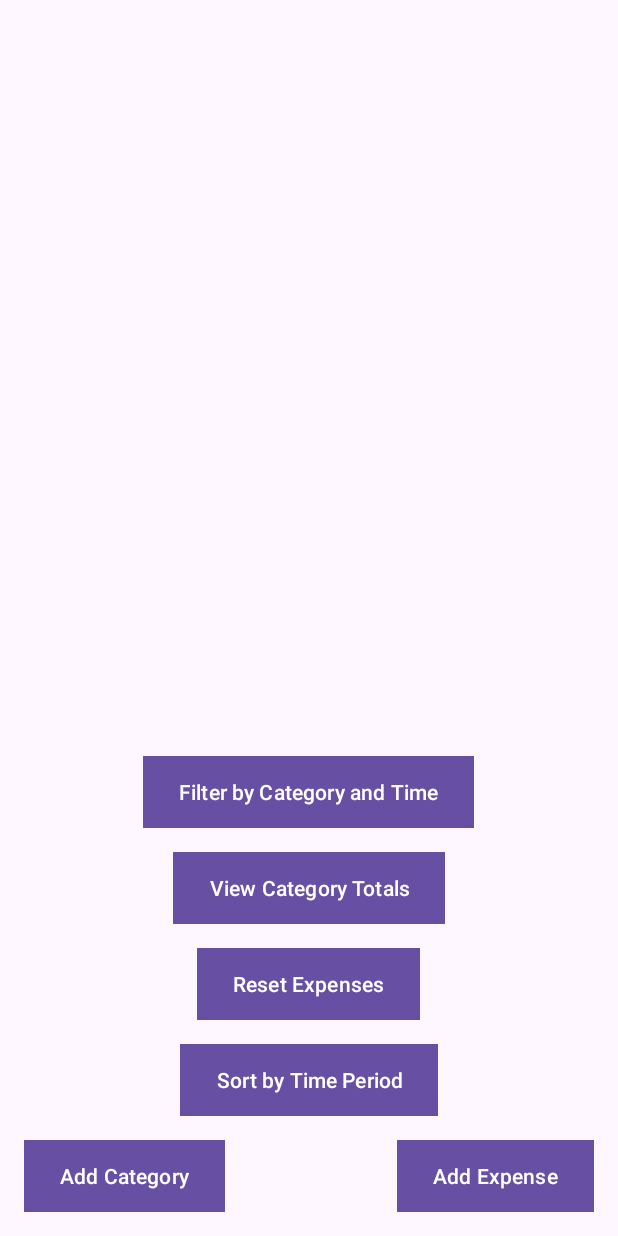
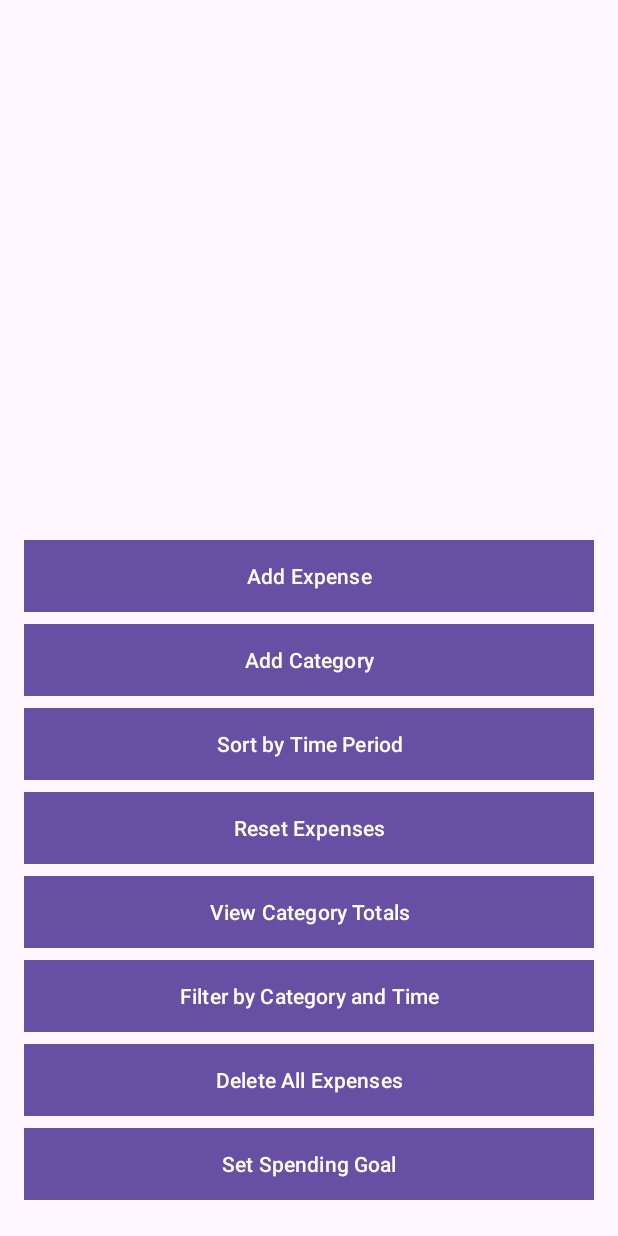
Before and after one commit to ST10256115/BudgetTrackerApp, an Android app: the MainActivity screen opened directly, with no data from a screen before it, on a phone screen of 412 x 824 dp. Run offline under Robolectric (Android 15) with nearby library versions, the phone set to English and light mode, and no system bars; our stand-ins replace Room's generated code.

Commit message:
almost finished app

```diff
--- a/app/src/main/java/vcmsa/projects/budgettrackerapp/AppDatabase.kt
+++ b/app/src/main/java/vcmsa/projects/budgettrackerapp/AppDatabase.kt
@@ -5,7 +5,7 @@ import androidx.room.RoomDatabase
 
 @Database(
     entities = [ExpenseEntity::class, CategoryEntity::class, SpendingGoalEntity::class], // Added SpendingGoalEntity
-    version = 3, // Bumped version from 2 to 3
+    version = 3,
     exportSchema = false
 )
 abstract class AppDatabase : RoomDatabase() {
--- a/app/src/main/java/vcmsa/projects/budgettrackerapp/ExpenseDao.kt
+++ b/app/src/main/java/vcmsa/projects/budgettrackerapp/ExpenseDao.kt
@@ -28,4 +28,8 @@ interface ExpenseDao {
             "WHERE e.date BETWEEN :startDate AND :endDate " +
             "GROUP BY c.name")
     suspend fun getTotalAmountByCategory(startDate: String, endDate: String): List<CategoryTotal>
+
+    @Query("DELETE FROM expenses")
+    suspend fun deleteAllExpenses()
+
 }
--- a/app/src/main/java/vcmsa/projects/budgettrackerapp/MainActivity.kt
+++ b/app/src/main/java/vcmsa/projects/budgettrackerapp/MainActivity.kt
@@ -27,45 +27,51 @@ class MainActivity : AppCompatActivity() {
         expenseAdapter = ExpenseAdapter(emptyList())
         recyclerView.adapter = expenseAdapter
 
-        // Observe the expenses LiveData
         expenseViewModel.expenses.observe(this, Observer { expenses ->
+            if (expenses.isEmpty()) {
+                Toast.makeText(this, "No expenses found", Toast.LENGTH_SHORT).show()
+            } else {
+                Toast.makeText(this, "Loaded ${expenses.size} expenses", Toast.LENGTH_SHORT).show()
+                expenses.forEach {
+                    println("Expense Loaded -> Description: ${it.description}, Amount: ${it.amount}, Date: ${it.date}")
+                }
+            }
             expenseAdapter.updateExpenses(expenses)
         })
 
-        // Load all expenses initially
         expenseViewModel.getAllExpenses()
 
-        val btnAddExpense: Button = findViewById(R.id.btnAddExpense)
-        btnAddExpense.setOnClickListener {
-            val intent = Intent(this, NewExpenseActivity::class.java)
-            startActivity(intent)
+        findViewById<Button>(R.id.btnAddExpense).setOnClickListener {
+            startActivity(Intent(this, NewExpenseActivity::class.java))
         }
 
-        val btnAddCategory: Button = findViewById(R.id.btnAddCategory)
-        btnAddCategory.setOnClickListener {
-            val intent = Intent(this, NewCategoryActivity::class.java)
-            startActivity(intent)
+        findViewById<Button>(R.id.btnAddCategory).setOnClickListener {
+            startActivity(Intent(this, NewCategoryActivity::class.java))
         }
 
-        val btnSortByTimePeriod: Button = findViewById(R.id.btnSortByTimePeriod)
-        btnSortByTimePeriod.setOnClickListener {
+        findViewById<Button>(R.id.btnSortByTimePeriod).setOnClickListener {
             showDateRangeDialog()
         }
 
-        val btnResetExpenses: Button = findViewById(R.id.btnResetExpenses)
-        btnResetExpenses.setOnClickListener {
+        findViewById<Button>(R.id.btnResetExpenses).setOnClickListener {
             expenseViewModel.getAllExpenses()
             Toast.makeText(this, "Showing all expenses", Toast.LENGTH_SHORT).show()
         }
 
-        val btnViewCategoryTotals: Button = findViewById(R.id.btnViewCategoryTotals)
-        btnViewCategoryTotals.setOnClickListener {
+        findViewById<Button>(R.id.btnViewCategoryTotals).setOnClickListener {
             showCategoryTotalsDialog()
         }
 
-        val btnFilterByCategoryAndTime: Button = findViewById(R.id.btnFilterByCategoryAndTime)
-        btnFilterByCategoryAndTime.setOnClickListener {
+        findViewById<Button>(R.id.btnFilterByCategoryAndTime).setOnClickListener {
             showCategoryAndTimeDialog()
+        }
+
+        findViewById<Button>(R.id.btnSetSpendingGoal).setOnClickListener {
+            startActivity(Intent(this, SetSpendingGoalActivity::class.java))
+        }
+
+        findViewById<Button>(R.id.btnDeleteAllExpenses).setOnClickListener {
+            showConfirmDeleteDialog()
         }
     }
 
@@ -112,7 +118,6 @@ class MainActivity : AppCompatActivity() {
             }
         }
 
-        // Fetch totals from 2000 to 2099 to include everything
         expenseViewModel.getTotalByCategory("2000-01-01 00:00:00", "2099-12-31 23:59:59")
     }
 
@@ -131,12 +136,20 @@ class MainActivity : AppCompatActivity() {
                 val endDate = editEndDate.text.toString()
 
                 if (categoryName.isNotEmpty() && startDate.isNotEmpty() && endDate.isNotEmpty()) {
-                    // Filter manually after fetching expenses
                     expenseViewModel.getExpensesBetweenDates(startDate, endDate)
 
                     expenseViewModel.expenses.observe(this) { expenses ->
-                        val filtered = expenses.filter { it.categoryId.toString() == categoryName }
-                        expenseAdapter.updateExpenses(filtered)
+                        expenseViewModel.categories.observe(this) { categories ->
+                            val matchedCategory = categories.find { it.name.equals(categoryName, ignoreCase = true) }
+                            val matchedCategoryId = matchedCategory?.id
+
+                            if (matchedCategoryId != null) {
+                                val filteredExpenses = expenses.filter { it.categoryId == matchedCategoryId }
+                                expenseAdapter.updateExpenses(filteredExpenses)
+                            } else {
+                                Toast.makeText(this, "No matching category found.", Toast.LENGTH_SHORT).show()
+                            }
+                        }
                     }
                 } else {
                     Toast.makeText(this, "Please enter all fields.", Toast.LENGTH_SHORT).show()
@@ -147,4 +160,18 @@ class MainActivity : AppCompatActivity() {
 
         dialog.show()
     }
+
+    private fun showConfirmDeleteDialog() {
+        val dialog = AlertDialog.Builder(this)
+            .setTitle("Delete All Expenses")
+            .setMessage("Are you sure you want to delete ALL expenses? This action cannot be undone.")
+            .setPositiveButton("Yes") { _, _ ->
+                expenseViewModel.deleteAllExpenses()
+                Toast.makeText(this, "All expenses deleted successfully!", Toast.LENGTH_SHORT).show()
+            }
+            .setNegativeButton("No", null)
+            .create()
+
+        dialog.show()
+    }
 }
--- a/app/src/main/res/layout/activity_main.xml
+++ b/app/src/main/res/layout/activity_main.xml
@@ -15,78 +15,88 @@
             android:layout_width="match_parent"
             android:layout_height="0dp"
             android:layout_weight="1" />
+
+        <!-- All buttons neatly in one vertical stack -->
+        <LinearLayout
+            android:layout_width="match_parent"
+            android:layout_height="wrap_content"
+            android:orientation="vertical"
+            android:gravity="center_horizontal"
+            android:layout_marginTop="16dp">
+
+            <Button
+                android:id="@+id/btnAddExpense"
+                android:layout_width="match_parent"
+                android:layout_height="wrap_content"
+                android:layout_marginBottom="8dp"
+                android:text="Add Expense"
+                android:background="@color/black"
+                android:textColor="#FFFFFF" />
+
+            <Button
+                android:id="@+id/btnAddCategory"
+                android:layout_width="match_parent"
+                android:layout_height="wrap_content"
+                android:layout_marginBottom="8dp"
+                android:text="Add Category"
+                android:background="@color/black"
+                android:textColor="#FFFFFF" />
+
+            <Button
+                android:id="@+id/btnSortByTimePeriod"
+                android:layout_width="match_parent"
+                android:layout_height="wrap_content"
+                android:layout_marginBottom="8dp"
+                android:text="Sort by Time Period"
+                android:background="@color/black"
+                android:textColor="#FFFFFF" />
+
+            <Button
+                android:id="@+id/btnResetExpenses"
+                android:layout_width="match_parent"
+                android:layout_height="wrap_content"
+                android:layout_marginBottom="8dp"
+                android:text="Reset Expenses"
+                android:background="@color/black"
+                android:textColor="#FFFFFF" />
+
+            <Button
+                android:id="@+id/btnViewCategoryTotals"
+                android:layout_width="match_parent"
+                android:layout_height="wrap_content"
+                android:layout_marginBottom="8dp"
+                android:text="View Category Totals"
+                android:background="@color/black"
+                android:textColor="#FFFFFF" />
+
+            <Button
+                android:id="@+id/btnFilterByCategoryAndTime"
+                android:layout_width="match_parent"
+                android:layout_height="wrap_content"
+                android:layout_marginBottom="8dp"
+                android:text="Filter by Category and Time"
+                android:background="@color/black"
+                android:textColor="#FFFFFF" />
+
+            <Button
+                android:id="@+id/btnDeleteAllExpenses"
+                android:layout_width="match_parent"
+                android:layout_height="wrap_content"
+                android:layout_marginBottom="8dp"
+                android:text="Delete All Expenses"
+                android:background="@color/black"
+                android:textColor="#FFFFFF" />
+
+            <Button
+                android:id="@+id/btnSetSpendingGoal"
+                android:layout_width="match_parent"
+                android:layout_height="wrap_content"
+                android:layout_marginBottom="8dp"
+                android:text="Set Spending Goal"
+                android:background="@color/black"
+                android:textColor="#FFFFFF" />
+        </LinearLayout>
+
     </LinearLayout>
 
-    <!-- Button for filtering by category and time -->
-    <Button
-        android:id="@+id/btnFilterByCategoryAndTime"
-        android:layout_width="wrap_content"
-        android:layout_height="wrap_content"
-        android:layout_above="@id/btnViewCategoryTotals"
-        android:layout_centerHorizontal="true"
-        android:layout_marginBottom="16dp"
-        android:background="@color/black"
-        android:text="Filter by Category and Time"
-        android:textColor="#FFFFFF" />
-
-    <!-- Button for viewing category totals -->
-    <Button
-        android:id="@+id/btnViewCategoryTotals"
-        android:layout_width="wrap_content"
-        android:layout_height="wrap_content"
-        android:layout_above="@id/btnResetExpenses"
-        android:layout_centerHorizontal="true"
-        android:layout_marginBottom="16dp"
-        android:background="@color/black"
-        android:text="View Category Totals"
-        android:textColor="#FFFFFF" />
-
-    <!-- Button for resetting expenses -->
-    <Button
-        android:id="@+id/btnResetExpenses"
-        android:layout_width="wrap_content"
-        android:layout_height="wrap_content"
-        android:layout_above="@id/btnSortByTimePeriod"
-        android:layout_centerHorizontal="true"
-        android:layout_marginBottom="16dp"
-        android:background="@color/black"
-        android:text="Reset Expenses"
-        android:textColor="#FFFFFF" />
-
-    <!-- Button for sorting by time period -->
-    <Button
-        android:id="@+id/btnSortByTimePeriod"
-        android:layout_width="wrap_content"
-        android:layout_height="wrap_content"
-        android:layout_alignParentBottom="true"
-        android:layout_centerHorizontal="true"
-        android:layout_marginBottom="80dp"
-        android:background="@color/black"
-        android:text="Sort by Time Period"
-        android:textColor="#FFFFFF" />
-
-    <!-- Button for adding a category -->
-    <Button
-        android:id="@+id/btnAddCategory"
-        android:layout_width="wrap_content"
-        android:layout_height="wrap_content"
-        android:layout_alignParentBottom="true"
-        android:layout_alignParentStart="true"
-        android:layout_margin="16dp"
-        android:text="Add Category"
-        android:textColor="#FFFFFF"
-        android:background="@color/black" />
-
-    <!-- Button for adding an expense -->
-    <Button
-        android:id="@+id/btnAddExpense"
-        android:layout_width="wrap_content"
-        android:layout_height="wrap_content"
-        android:layout_alignParentBottom="true"
-        android:layout_alignParentEnd="true"
-        android:layout_margin="16dp"
-        android:text="Add Expense"
-        android:textColor="#FFFFFF"
-        android:background="@color/black" />
-
 </RelativeLayout>
```
Also changed, not shown: app/src/main/AndroidManifest.xml (+12 -3 lines), app/src/main/java/vcmsa/projects/budgettrackerapp/CategoryViewModel.kt (+15 -6 lines), app/src/main/java/vcmsa/projects/budgettrackerapp/ExpenseRepository.kt (+8 -0 lines), app/src/main/java/vcmsa/projects/budgettrackerapp/ExpenseViewModel.kt (+31 -12 lines), app/src/main/java/vcmsa/projects/budgettrackerapp/SetSpendingGoalActivity.kt (+41 -17 lines), app/src/main/java/vcmsa/projects/budgettrackerapp/SpendingGoalViewModel.kt (+16 -3 lines), app/src/main/res/layout/activity_set_spending_goal.xml (+29 -11 lines).
